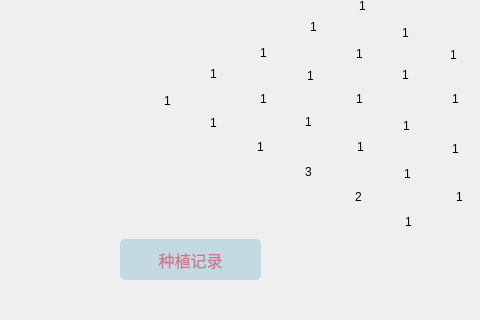
MindfulMeadow-Dev-Team/MindfulMeadow, file forest.ui: the form before one commit; both pictures show x 0 to 480 and y 201 to 521 of the 621 by 521 pixel window.
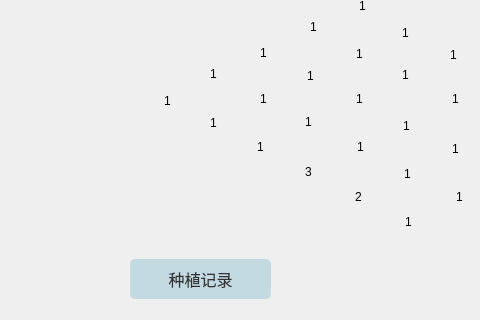
The form after the commit. Icons and pictures are not drawn.

Patch:
```diff
--- a/forest.ui
+++ b/forest.ui
@@ -517,10 +517,10 @@
   <widget class="QPushButton" name="pushButton">
    <property name="geometry">
     <rect>
-     <x>120</x>
-     <y>440</y>
+     <x>130</x>
+     <y>460</y>
      <width>141</width>
-     <height>41</height>
+     <height>40</height>
     </rect>
    </property>
    <property name="font">
@@ -534,7 +534,7 @@
 	border-radius: 5px; 
 	background-color: #c4dae2; 
 	border-style: none;
-	color: #d0738c;
+	color: #333333;
 }
 QPushButton:hover{
     background-color: #9cb2c7;
```
